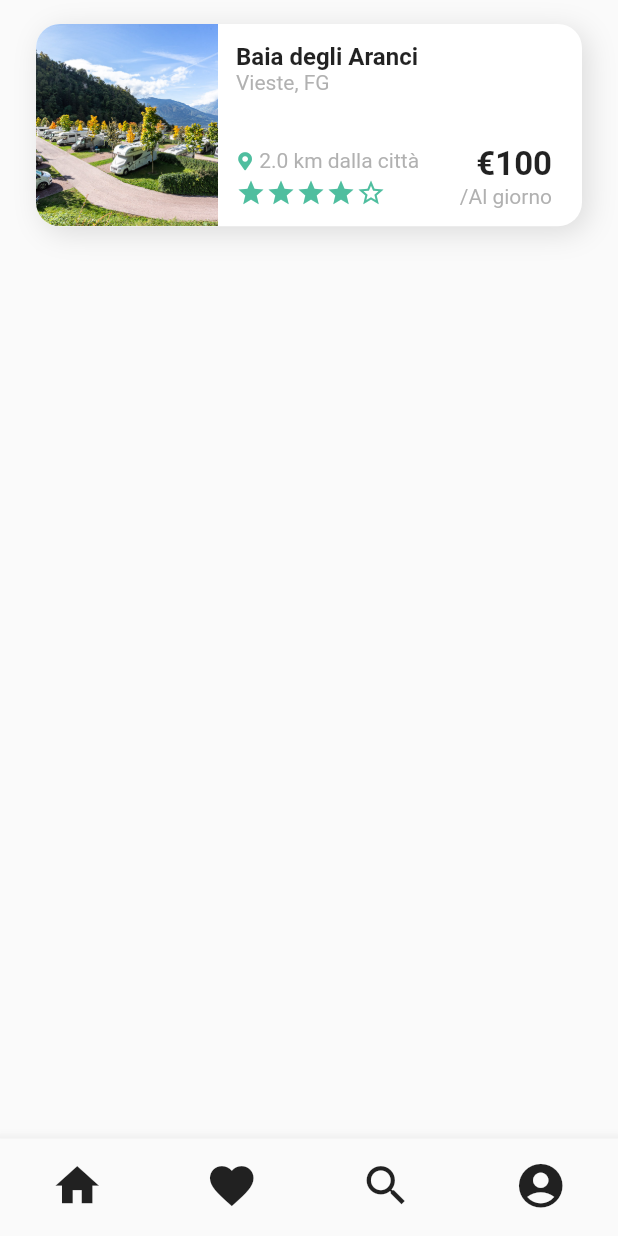
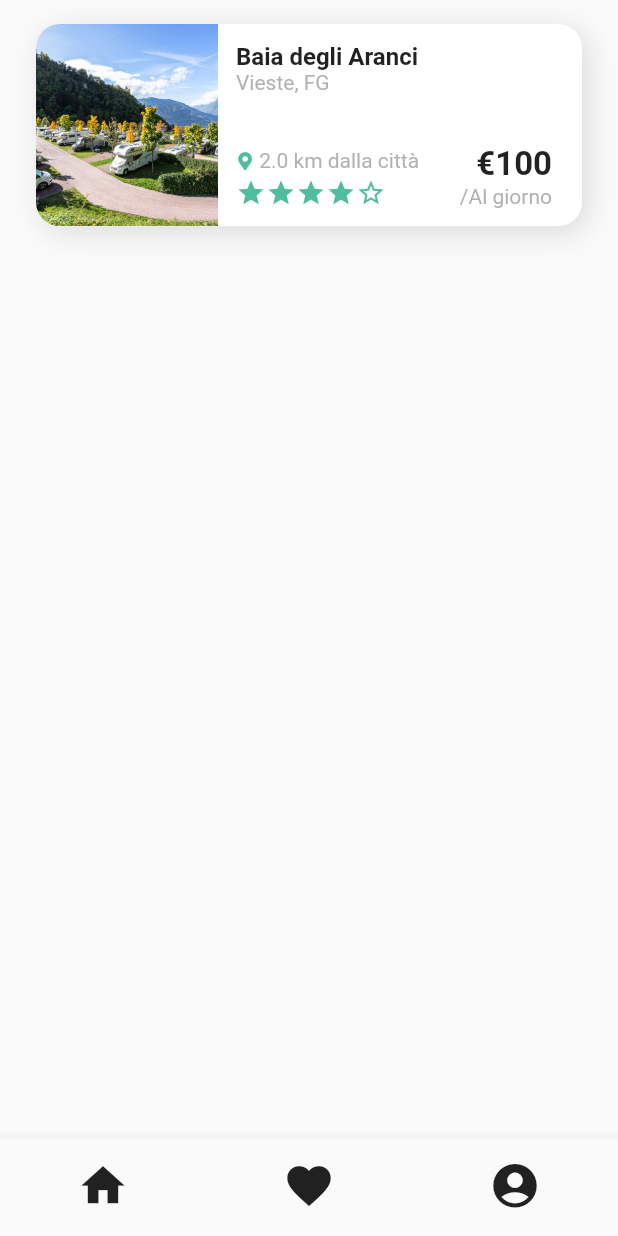
Before and after one commit to T-Sharp-ggmc/Pitch.com, a Flutter app: the screen it shows after launch, item 2 of the bottom bar chosen, on a phone screen of 412 x 824 dp. Run offline on Flutter 3.47's test engine with Material 2 defaults, Android fonts, the phone set to English and light mode, and no system bars; our stand-ins replace font_awesome_flutter, smooth_star_rating; missing offline and left inert: flutter_page_indicator.

Commit message:
Rimosso bottone ricerca da bottomBar

```diff
--- a/lib/screens/homepage/homeScreen.dart
+++ b/lib/screens/homepage/homeScreen.dart
@@ -24,7 +24,7 @@ class _HomeScreen extends State<HomeScreen>
     //HomeScreen(),
     Center(child: Text('Home in lavorazione')), //home body
     FavoritesScreen(), //Center(child: Text('Preferiti in lavorazione')),  //favorite body
-    SearchPage(),
+    //SearchPage(), //al suo posto la nuova funzionalità
     AccountScreen(),
     //Center(child: Text('Profilo in lavorazione')),  //account body
   ];
@@ -105,15 +105,15 @@ class _HomeScreen extends State<HomeScreen>
           BottomNavigationBarItem(
               icon: Icon(Icons.favorite),
               // ignore: deprecated_member_use
-              title: Text('search')),
-          BottomNavigationBarItem(
-              icon: Icon(Icons.search),
-              // ignore: deprecated_member_use
-              title: Text('room_preferences')),
+              title: Text('favorite')),
+          // BottomNavigationBarItem(
+          //     icon: Icon(Icons.new_releases),
+          //     // ignore: deprecated_member_use
+          //     title: Text('new feature')),
           BottomNavigationBarItem(
               icon: Icon(Icons.account_circle),
               // ignore: deprecated_member_use
-              title: Text('filter')),
+              title: Text('account')),
         ],
         selectedItemColor: Colors.black87,
         unselectedItemColor: Colors.black87,
```
